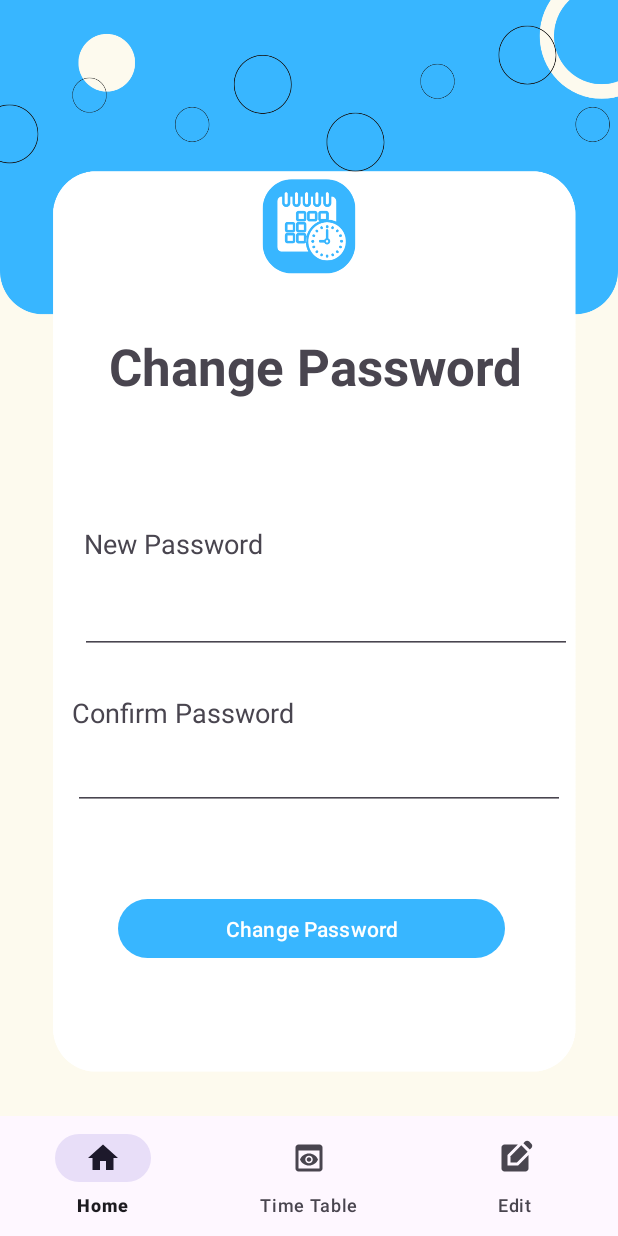
After one commit to kayaa-anantharasa/Automated-Timetable-Generation-System, an Android app: the fragment usereditFragment placed in its activity, on a phone screen of 412 x 824 dp. The commit adds this screen. Run offline under Robolectric (Android 15) with nearby library versions, the phone set to English and light mode, and no system bars; Roboto replaces fonts that are not available here.

Commit message:
User Sign and sign up changes

```diff
--- a/app/src/main/AndroidManifest.xml
+++ b/app/src/main/AndroidManifest.xml
@@ -13,19 +13,21 @@
         android:theme="@style/Theme.AutomatedTimetableGenerationSystem"
         tools:targetApi="31">
         <activity
+            android:name=".userMain"
+            android:exported="false"
+            android:theme="@style/Theme.AutomatedTimetableGenerationSystem" />
+        <activity
             android:name=".adminlogin"
             android:exported="false" />
         <activity
             android:name=".admin_home"
             android:exported="false" />
-
         <activity
             android:name=".ChangePassword"
             android:exported="false" />
         <activity
             android:name=".GenerateTimeTable"
             android:exported="false" />
-
         <activity
             android:name=".login"
             android:exported="false"
--- a/app/src/main/java/com/example/automatedtimetablegenerationsystem/admin_home.java
+++ b/app/src/main/java/com/example/automatedtimetablegenerationsystem/admin_home.java
@@ -23,6 +23,7 @@
         binding = ActivityAdminHomeBinding.inflate(getLayoutInflater());
         setContentView(binding.getRoot());
         replaceFragment(new adminHomeFragment());
+        binding.bottom.setBackground(null);
        // BottomNavigationView bottomNavigationView = findViewById(R.id.bottom);
         binding.bottom.setOnItemSelectedListener(item -> {
             if (item.getItemId() == R.id.home) {
--- /dev/null
+++ b/app/src/main/java/com/example/automatedtimetablegenerationsystem/userMain.java
@@ -0,0 +1,48 @@
+package com.example.automatedtimetablegenerationsystem;
+
+import android.os.Bundle;
+
+import androidx.activity.EdgeToEdge;
+import androidx.appcompat.app.AppCompatActivity;
+import androidx.core.graphics.Insets;
+import androidx.core.view.ViewCompat;
+import androidx.core.view.WindowInsetsCompat;
+import androidx.fragment.app.Fragment;
+import androidx.fragment.app.FragmentManager;
+import androidx.fragment.app.FragmentTransaction;
+
+import com.example.automatedtimetablegenerationsystem.databinding.ActivityAdminHomeBinding;
+import com.example.automatedtimetablegenerationsystem.databinding.ActivityUserMainBinding;
+
+public class userMain extends AppCompatActivity {
+
+    ActivityUserMainBinding binding;
+    @Override
+    protected void onCreate(Bundle savedInstanceState) {
+        super.onCreate(savedInstanceState);
+
+        binding = ActivityUserMainBinding.inflate(getLayoutInflater());
+        setContentView(binding.getRoot());
+        replaceFragment(new adminHomeFragment());
+        binding.userbottom.setBackground(null);
+
+        binding.userbottom.setOnItemSelectedListener(item -> {
+            if (item.getItemId() == R.id.userhome) {
+                replaceFragment(new userhomeFragment());
+            } else if (item.getItemId() == R.id.usertimetable) {
+                replaceFragment(new usertimetableFragment());
+            } else if (item.getItemId() == R.id.useredit) {
+                replaceFragment(new usereditFragment());
+            }
+
+            return true;
+        });
+
+    }
+    private void replaceFragment(Fragment fragment){
+        FragmentManager fragmentManager = getSupportFragmentManager();
+        FragmentTransaction fragmentTransaction = fragmentManager.beginTransaction();
+        fragmentTransaction.replace(R.id.userframelayoutid,fragment);
+        fragmentTransaction.commit();
+    }
+}
--- /dev/null
+++ b/app/src/main/java/com/example/automatedtimetablegenerationsystem/usereditFragment.java
@@ -0,0 +1,63 @@
+package com.example.automatedtimetablegenerationsystem;
+
+import android.os.Bundle;
+
+import androidx.fragment.app.Fragment;
+
+import android.view.LayoutInflater;
+import android.view.View;
+import android.view.ViewGroup;
+
+/**
+ * A simple {@link Fragment} subclass.
+ * Use the {@link usereditFragment#newInstance} factory method to
+ * create an instance of this fragment.
+ */
+public class usereditFragment extends Fragment {
+
+    // TODO: Rename parameter arguments, choose names that match
+    // the fragment initialization parameters, e.g. ARG_ITEM_NUMBER
+    private static final String ARG_PARAM1 = "param1";
+    private static final String ARG_PARAM2 = "param2";
+
+    // TODO: Rename and change types of parameters
+    private String mParam1;
+    private String mParam2;
+    public usereditFragment() {
+        // Required empty public constructor
+    }
+
+    /**
+     * Use this factory method to create a new instance of
+     * this fragment using the provided parameters.
+     *
+     * @param param1 Parameter 1.
+     * @param param2 Parameter 2.
+     * @return A new instance of fragment usereditFragment.
+     */
+    // TODO: Rename and change types and number of parameters
+    public static usereditFragment newInstance(String param1, String param2) {
+        usereditFragment fragment = new usereditFragment();
+        Bundle args = new Bundle();
+        args.putString(ARG_PARAM1, param1);
+        args.putString(ARG_PARAM2, param2);
+        fragment.setArguments(args);
+        return fragment;
+    }
+
+    @Override
+    public void onCreate(Bundle savedInstanceState) {
+        super.onCreate(savedInstanceState);
+        if (getArguments() != null) {
+            mParam1 = getArguments().getString(ARG_PARAM1);
+            mParam2 = getArguments().getString(ARG_PARAM2);
+        }
+    }
+
+    @Override
+    public View onCreateView(LayoutInflater inflater, ViewGroup container,
+                             Bundle savedInstanceState) {
+        // Inflate the layout for this fragment
+        return inflater.inflate(R.layout.fragment_useredit, container, false);
+    }
+}
--- /dev/null
+++ b/app/src/main/res/drawable/baseline_edit_square_24.xml
@@ -0,0 +1,9 @@
+<vector xmlns:android="http://schemas.android.com/apk/res/android" android:height="24dp" android:tint="#000000" android:viewportHeight="24" android:viewportWidth="24" android:width="24dp">
+
+    <path android:fillColor="@android:color/white" android:pathData="M7,17V9.93L13.93,3l0,0H5C3.9,3 3,3.9 3,5v14c0,1.1 0.9,2 2,2h14c1.1,0 2,-0.9 2,-2v-8.93L14.07,17H7z"/>
+
+    <path android:fillColor="@android:color/white" android:pathData="M9,15l4.24,0l7.2,-7.2l-4.24,-4.24l-7.2,7.2z"/>
+
+    <path android:fillColor="@android:color/white" android:pathData="M22.91,2.49l-1.41,-1.41c-0.78,-0.78 -2.05,-0.78 -2.83,0l-1.06,1.06l4.24,4.24l1.06,-1.06C23.7,4.54 23.7,3.27 22.91,2.49z"/>
+
+</vector>
--- /dev/null
+++ b/app/src/main/res/layout/activity_user_main.xml
@@ -0,0 +1,30 @@
+<?xml version="1.0" encoding="utf-8"?>
+<androidx.constraintlayout.widget.ConstraintLayout
+    xmlns:android="http://schemas.android.com/apk/res/android"
+    xmlns:app="http://schemas.android.com/apk/res-auto"
+    xmlns:tools="http://schemas.android.com/tools"
+    android:id="@+id/main"
+    android:layout_width="match_parent"
+    android:layout_height="match_parent"
+    tools:context=".userMain">
+
+    <FrameLayout
+        android:id="@+id/userframelayoutid"
+        android:layout_width="0dp"
+        android:layout_height="0dp"
+        app:layout_constraintTop_toTopOf="parent"
+        app:layout_constraintBottom_toTopOf="@+id/userbottom"
+        app:layout_constraintStart_toStartOf="parent"
+        app:layout_constraintEnd_toEndOf="parent">
+    </FrameLayout>
+
+    <com.google.android.material.bottomnavigation.BottomNavigationView
+        android:id="@+id/userbottom"
+        android:layout_width="0dp"
+        android:layout_height="wrap_content"
+        app:layout_constraintBottom_toBottomOf="parent"
+        app:layout_constraintStart_toStartOf="parent"
+        app:layout_constraintEnd_toEndOf="parent"
+        app:menu="@menu/user_bottom_nav_menu"/>
+
+</androidx.constraintlayout.widget.ConstraintLayout>
--- a/app/src/main/res/layout/fragment_admin_home.xml
+++ b/app/src/main/res/layout/fragment_admin_home.xml
@@ -8,8 +8,7 @@
 
     <androidx.constraintlayout.widget.ConstraintLayout
         android:layout_width="match_parent"
-        android:layout_height="match_parent"
-        android:background="@drawable/b1">
+        android:layout_height="match_parent">
 
         <TextView
             android:id="@+id/textView11"
--- /dev/null
+++ b/app/src/main/res/layout/fragment_useredit.xml
@@ -0,0 +1,121 @@
+<?xml version="1.0" encoding="utf-8"?>
+<FrameLayout xmlns:android="http://schemas.android.com/apk/res/android"
+    xmlns:app="http://schemas.android.com/apk/res-auto"
+    xmlns:tools="http://schemas.android.com/tools"
+    android:layout_width="match_parent"
+    android:layout_height="match_parent"
+    tools:context=".usereditFragment">
+
+    <androidx.constraintlayout.widget.ConstraintLayout
+        android:id="@+id/main"
+        android:layout_width="match_parent"
+        android:layout_height="match_parent"
+        android:background="@drawable/b3"
+        tools:context=".GenerateTimeTable">
+
+        <androidx.constraintlayout.widget.Guideline
+            android:id="@+id/guideline"
+            android:layout_width="wrap_content"
+            android:layout_height="wrap_content"
+            android:orientation="horizontal"
+            app:layout_constraintGuide_begin="20dp" />
+
+        <TextView
+            android:id="@+id/textView"
+            android:layout_width="wrap_content"
+            android:layout_height="wrap_content"
+            android:layout_marginTop="344dp"
+            android:layout_marginBottom="363dp"
+            android:fontFamily="sans-serif"
+            android:text="@string/new_password"
+            android:textSize="18sp"
+            app:layout_constraintBottom_toBottomOf="parent"
+            app:layout_constraintEnd_toEndOf="parent"
+            app:layout_constraintHorizontal_bias="0.192"
+            app:layout_constraintStart_toStartOf="parent"
+            app:layout_constraintTop_toTopOf="parent" />
+
+        <TextView
+            android:id="@+id/textView6"
+            android:layout_width="333dp"
+            android:layout_height="40dp"
+            android:layout_marginStart="48dp"
+            android:layout_marginTop="456dp"
+            android:layout_marginBottom="235dp"
+            android:text="@string/confirm_password"
+            android:textSize="18sp"
+            app:layout_constraintBottom_toBottomOf="parent"
+            app:layout_constraintStart_toStartOf="parent"
+            app:layout_constraintTop_toTopOf="parent"
+            tools:ignore="MissingConstraints" />
+
+        <EditText
+
+            android:layout_width="328dp"
+            android:layout_height="45dp"
+            android:layout_marginTop="384dp"
+            android:layout_marginBottom="302dp"
+            android:autofillHints=""
+            android:inputType="text"
+            app:layout_constraintBottom_toBottomOf="parent"
+            app:layout_constraintEnd_toEndOf="parent"
+            app:layout_constraintHorizontal_bias="0.638"
+            app:layout_constraintStart_toStartOf="parent"
+            app:layout_constraintTop_toTopOf="parent"
+            tools:ignore="LabelFor" />
+
+        <EditText
+            android:id="@+id/editTextText"
+            android:layout_width="328dp"
+            android:layout_height="45dp"
+            android:layout_marginStart="48dp"
+            android:layout_marginTop="488dp"
+            android:layout_marginEnd="35dp"
+            android:layout_marginBottom="198dp"
+            android:autofillHints=""
+            android:inputType="text"
+            app:layout_constraintBottom_toBottomOf="parent"
+            app:layout_constraintEnd_toEndOf="parent"
+            app:layout_constraintStart_toStartOf="parent"
+            app:layout_constraintTop_toTopOf="parent"
+            tools:ignore="LabelFor,MissingConstraints" />
+
+        <Button
+            android:id="@+id/button2"
+            android:layout_width="258dp"
+            android:layout_height="47dp"
+            android:layout_marginStart="78dp"
+            android:layout_marginTop="589dp"
+            android:layout_marginEnd="75dp"
+            android:layout_marginBottom="95dp"
+            android:text="@string/change_password"
+            app:layout_constraintBottom_toBottomOf="parent"
+            app:layout_constraintEnd_toEndOf="parent"
+            app:layout_constraintStart_toStartOf="parent"
+            app:layout_constraintTop_toTopOf="parent"
+            tools:ignore="MissingConstraints" />
+
+        <TextView
+            android:id="@+id/textView7"
+            android:layout_width="333dp"
+            android:layout_height="74dp"
+            android:layout_marginStart="43dp"
+            android:layout_marginTop="221dp"
+            android:layout_marginEnd="35dp"
+            android:layout_marginBottom="436dp"
+            android:text="@string/change_password"
+            android:textAlignment="center"
+            android:textSize="34sp"
+            android:textStyle="bold"
+            android:typeface="normal"
+            app:layout_constraintBottom_toBottomOf="parent"
+            app:layout_constraintEnd_toEndOf="parent"
+            app:layout_constraintHorizontal_bias="1.0"
+            app:layout_constraintStart_toStartOf="parent"
+            app:layout_constraintTop_toTopOf="parent"
+            app:layout_constraintVertical_bias="0.0"
+            tools:ignore="MissingConstraints" />
+
+    </androidx.constraintlayout.widget.ConstraintLayout>
+
+</FrameLayout>
--- /dev/null
+++ b/app/src/main/res/menu/user_bottom_nav_menu.xml
@@ -0,0 +1,25 @@
+<?xml version="1.0" encoding="utf-8"?>
+<menu xmlns:android="http://schemas.android.com/apk/res/android">
+
+    <item
+        android:id="@+id/userhome"
+        android:title="Home"
+
+        android:icon="@drawable/baseline_home_24"
+        />
+    <item
+        android:id="@+id/usertimetable"
+        android:title="Time Table"
+        android:icon="@drawable/baseline_preview_24"
+        />
+    <item android:id="@+id/useredit"
+        android:title="Edit"
+        android:icon="@drawable/baseline_edit_square_24"
+        />
+    <!--    <item-->
+    <!--        android:id="@+id/add"-->
+    <!--        android:title="Add"-->
+    <!--        android:icon="@drawable/baseline_add_box_24"-->
+
+    <!--        />-->
+</menu>
```
Also changed, not shown: app/src/main/java/com/example/automatedtimetablegenerationsystem/login.java (+10 -14 lines), app/src/main/java/com/example/automatedtimetablegenerationsystem/signup.java (+10 -10 lines), app/src/main/java/com/example/automatedtimetablegenerationsystem/signupClass.java (+4 -4 lines), app/src/main/java/com/example/automatedtimetablegenerationsystem/userhomeFragment.java (added, +64 -0 lines), app/src/main/java/com/example/automatedtimetablegenerationsystem/usertimetableFragment.java (added, +64 -0 lines), app/src/main/res/layout/activity_admin_home.xml (+7 -13 lines), app/src/main/res/layout/fragment_userhome.xml (added, +14 -0 lines), app/src/main/res/layout/fragment_usertimetable.xml (added, +14 -0 lines), app/src/main/res/navigation/nav_graph2.xml (added, +28 -0 lines).
